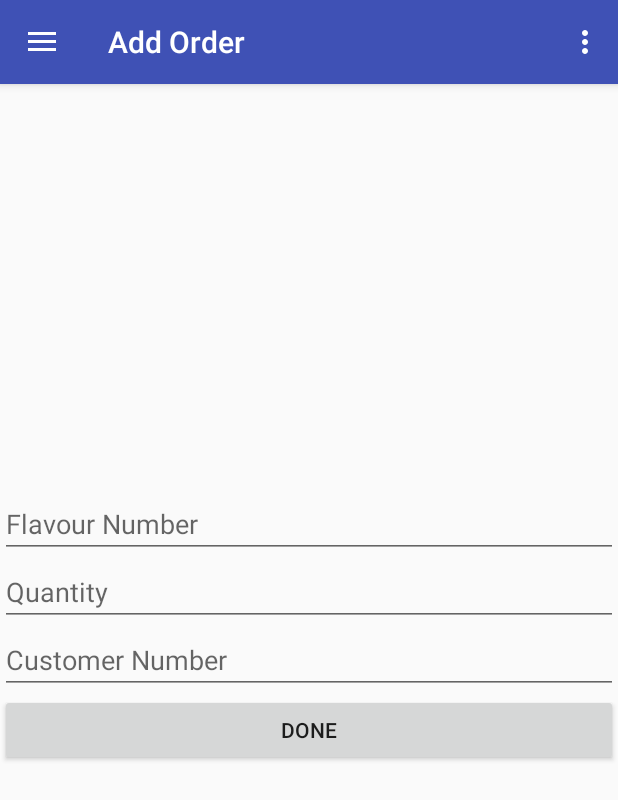
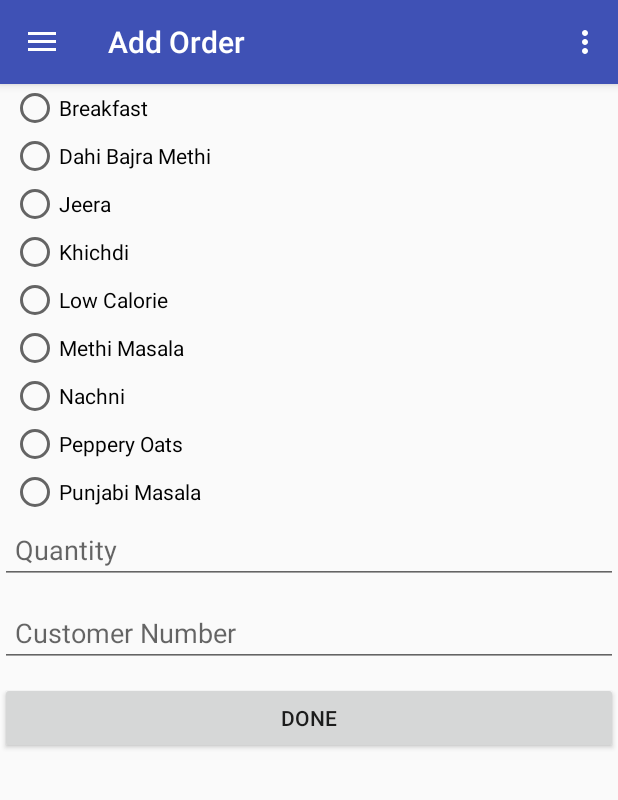
Before and after one commit to Mumbai2017/team-2, an Android app: the fragment AddOrder placed in its activity, on a phone screen of 412 x 824 dp. Shown: the top 800 px of the screen. Run offline under Robolectric (Android 15) with nearby library versions, the phone set to English and light mode, and no system bars; libraries missing offline, so code that uses them is left out: cz.msebera.android; 9 statements that could not run were skipped.

Commit message:
UI improved

```diff
--- a/ChaakriApp/app/src/main/java/com/cfg/chaakri/chaakri/AddOrder.java
+++ b/ChaakriApp/app/src/main/java/com/cfg/chaakri/chaakri/AddOrder.java
@@ -10,6 +10,8 @@ import android.view.View;
 import android.view.ViewGroup;
 import android.widget.Button;
 import android.widget.EditText;
+import android.widget.RadioButton;
+import android.widget.RadioGroup;
 
 import static android.content.Context.MODE_PRIVATE;
 
@@ -31,7 +33,9 @@ public class AddOrder extends Fragment {
     // TODO: Rename and change types of parameters
     private String mParam1;
     private String mParam2;
-
+    RadioButton r1,r2,r3,r4,r5,r6,r7,r8,r9;
+    RadioGroup type;
+    String x;
 
     EditText FlavInp,Quant,CustNum;
 
@@ -86,6 +90,16 @@ public class AddOrder extends Fragment {
         FlavInp = (EditText) view.findViewById(R.id.editFlav);
         Quant = (EditText) view.findViewById(R.id.editQuan);
         CustNum = (EditText) view.findViewById(R.id.editNumber);
+        r1=(RadioButton)view.findViewById(R.id.radiobutton1);
+        r2=(RadioButton)view.findViewById(R.id.radiobutton2);
+        r3=(RadioButton)view.findViewById(R.id.radiobutton3);
+        r4=(RadioButton)view.findViewById(R.id.radiobutton4);
+        r5=(RadioButton)view.findViewById(R.id.radiobutton5);
+        r6=(RadioButton)view.findViewById(R.id.radiobutton6);
+        r7=(RadioButton)view.findViewById(R.id.radiobutton7);
+        r8=(RadioButton)view.findViewById(R.id.radiobutton8);
+        r9=(RadioButton)view.findViewById(R.id.radiobutton9);
+        type=(RadioGroup)view.findViewById(R.id.type);
 
         SharedPreferences prefs = getContext().getSharedPreferences("LoginPref", MODE_PRIVATE);
         String restoredText = prefs.getString("text", null);
@@ -99,8 +113,39 @@ public class AddOrder extends Fragment {
                 String flv = FlavInp.getText().toString();
                 String qnt = Quant.getText().toString();
                 String cnum = CustNum.getText().toString();
+                int typeid=type.getCheckedRadioButtonId();
+                switch(typeid)
+                {
+                    case (R.id.radiobutton1) :
+                        x="1";
+                        break;
+                    case (R.id.radiobutton2) :
+                        x="2";
+                        break;
+                    case (R.id.radiobutton3) :
+                        x="3";
+                        break;
+                    case (R.id.radiobutton4) :
+                        x="4";
+                        break;
+                    case (R.id.radiobutton5) :
+                        x="5";
+                        break;
+                    case (R.id.radiobutton6) :
+                        x="6";
+                        break;
+                    case (R.id.radiobutton7) :
+                        x="7";
+                        break;
+                    case (R.id.radiobutton8) :
+                        x="8";
+                        break;
+                    case (R.id.radiobutton9) :
+                        x="9";
+                        break;
+                }
 
-                String send = flv + "," + qnt + "," +cnum+ "," +sakhi_id+",_" ;
+                String send = x + "," + qnt + "," +cnum+ "," +sakhi_id+",_" ;
 
                 new OrderAdd(getContext()).execute(send);
 
--- a/ChaakriApp/app/src/main/res/layout/activity_customer_login.xml
+++ b/ChaakriApp/app/src/main/res/layout/activity_customer_login.xml
@@ -17,6 +17,7 @@
         android:layout_marginLeft="30dp"
         android:layout_marginRight="30dp"
         android:layout_alignParentStart="true"
+        android:layout_marginBottom="20dp"
         />
 
     <EditText
@@ -29,6 +30,7 @@
         android:layout_marginRight="30dp"
         android:layout_centerInParent="true"
         android:hint="Password"
+        android:layout_marginBottom="20dp"
         />
 
     <Button
@@ -36,6 +38,7 @@
         android:layout_width="wrap_content"
         android:layout_height="wrap_content"
         android:text="LOGIN"
+        android:textSize="15sp"
         android:layout_centerHorizontal="true"
         android:layout_below="@+id/editTextPass"/>
 </RelativeLayout>
--- a/ChaakriApp/app/src/main/res/layout/activity_past_orders.xml
+++ b/ChaakriApp/app/src/main/res/layout/activity_past_orders.xml
@@ -8,8 +8,10 @@
 
     <TableLayout
         android:id="@+id/tablex"
-        android:layout_width="match_parent"
-        android:layout_height="match_parent">
+        android:layout_width="368dp"
+        android:layout_height="495dp"
+        tools:layout_editor_absoluteY="8dp"
+        tools:layout_editor_absoluteX="8dp">
     </TableLayout>
 
 </android.support.constraint.ConstraintLayout>
--- a/ChaakriApp/app/src/main/res/layout/fragment_add_order.xml
+++ b/ChaakriApp/app/src/main/res/layout/fragment_add_order.xml
@@ -8,32 +8,94 @@
     <RelativeLayout
         android:layout_width="match_parent"
         android:layout_height="match_parent">
+        <RadioGroup
+            android:id="@+id/type"
+            android:paddingLeft="7dp"
+            android:layout_width="wrap_content"
+            android:layout_height="wrap_content"
+            android:layout_below="@id/textview">
+            <RadioButton
 
-        <EditText
+                android:text="Breakfast"
+                android:id="@+id/radiobutton1"
+                android:layout_width="match_parent"
+                android:layout_height="wrap_content"
+                />
+
+            <RadioButton
+                android:text="Dahi Bajra Methi"
+                android:id="@+id/radiobutton2"
+                android:layout_width="match_parent"
+                android:layout_height="wrap_content"
+                />
+            <RadioButton
+                android:text="Jeera"
+                android:id="@+id/radiobutton3"
+                android:layout_width="match_parent"
+                android:layout_height="wrap_content"
+                />
+            <RadioButton
+                android:text="Khichdi"
+                android:id="@+id/radiobutton4"
+                android:layout_width="match_parent"
+                android:layout_height="wrap_content" />
+            <RadioButton
+                android:text="Low Calorie"
+                android:id="@+id/radiobutton5"
+                android:layout_width="match_parent"
+                android:layout_height="wrap_content" />
+            <RadioButton
+                android:text="Methi Masala"
+                android:id="@+id/radiobutton6"
+                android:layout_width="match_parent"
+                android:layout_height="wrap_content" />
+            <RadioButton
+                android:text="Nachni"
+                android:id="@+id/radiobutton7"
+                android:layout_width="match_parent"
+                android:layout_height="wrap_content" />
+            <RadioButton
+                android:text="Peppery Oats"
+                android:id="@+id/radiobutton8"
+                android:layout_width="match_parent"
+                android:layout_height="wrap_content" />
+            <RadioButton
+                android:text="Punjabi Masala"
+                android:id="@+id/radiobutton9"
+                android:layout_width="match_parent"
+                android:layout_height="wrap_content" />
+        </RadioGroup>
+        <!--<EditText
             android:id="@+id/editFlav"
             android:layout_width="match_parent"
             android:layout_height="wrap_content"
             android:layout_above="@+id/editQuan"
             android:ems="10"
             android:hint="Flavour Number"
-            android:inputType="number" />
+            android:inputType="number" />-->
 
         <EditText
             android:id="@+id/editQuan"
             android:layout_width="match_parent"
             android:layout_height="wrap_content"
-            android:layout_above="@+id/editNumber"
+            android:layout_below="@id/type"
             android:ems="10"
             android:hint="Quantity"
-            android:inputType="number" />
+            android:layout_marginBottom="10dp"
+
+            android:inputType="number"
+            android:paddingLeft="10dp"/>
 
         <EditText
             android:id="@+id/editNumber"
             android:layout_width="match_parent"
             android:layout_height="wrap_content"
-            android:layout_centerVertical="true"
+            android:layout_below="@id/editQuan"
             android:ems="10"
             android:hint="Customer Number"
+
+            android:layout_marginBottom="10dp"
+            android:paddingLeft="10dp"
             android:inputType="phone" />
 
         <Button
--- a/ChaakriApp/app/src/main/res/layout/fragment_ngo_order.xml
+++ b/ChaakriApp/app/src/main/res/layout/fragment_ngo_order.xml
@@ -16,6 +16,8 @@
             android:layout_above="@+id/editQuanNGO"
             android:ems="10"
             android:hint="Flavour Number"
+            android:paddingLeft="10dp"
+            android:layout_marginBottom="15dp"
             android:inputType="number" />
 
         <EditText
@@ -24,6 +26,8 @@
             android:layout_height="wrap_content"
             android:ems="10"
             android:layout_centerVertical="true"
+            android:paddingLeft="10dp"
+            android:layout_marginBottom="15dp"
             android:hint="Quantity"
             android:inputType="number" />
 
```
Also changed, not shown: ChaakriApp/app/src/main/res/layout/activity_cust_front.xml (+7 -1 lines), ChaakriApp/app/src/main/res/layout/activity_customer_register.xml (+12 -4 lines), ChaakriApp/app/src/main/res/layout/activity_sakhi_first.xml (+8 -4 lines), ChaakriApp/app/src/main/res/layout/activity_sakhi_register.xml (+9 -1 lines).
